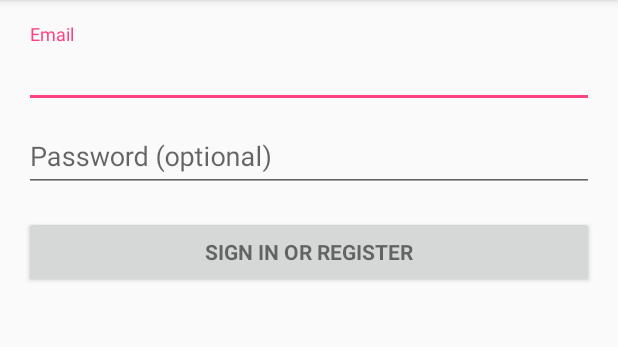
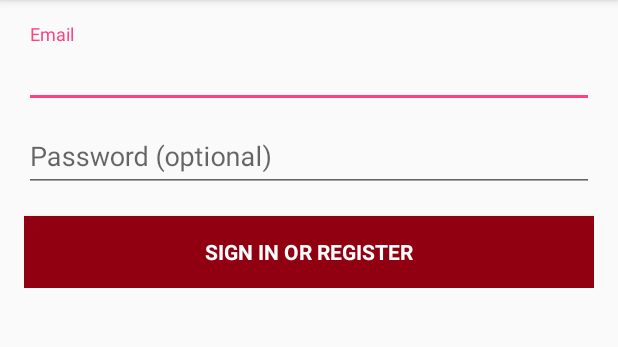
Before and after one commit to sutern/NFCReader, an Android app: the screen it shows after launch (LoginActivity), on a phone screen of 412 x 824 dp, the part 84-431 px from its top. Run offline under Robolectric (Android 15) with nearby library versions, the phone set to English and light mode, and no system bars; 2 statements that could not run were skipped.

Commit message:
Login Design changed

```diff
--- a/app/src/main/res/layout/activity_login.xml
+++ b/app/src/main/res/layout/activity_login.xml
@@ -71,7 +71,9 @@
                 android:layout_height="wrap_content"
                 android:layout_marginTop="16dp"
                 android:text="@string/action_sign_in"
-                android:textStyle="bold" />
+                android:textStyle="bold"
+                android:textColor="#FFFFFF"
+                android:background="@color/colorPrimaryDark"/>
 
         </LinearLayout>
     </ScrollView>
```
